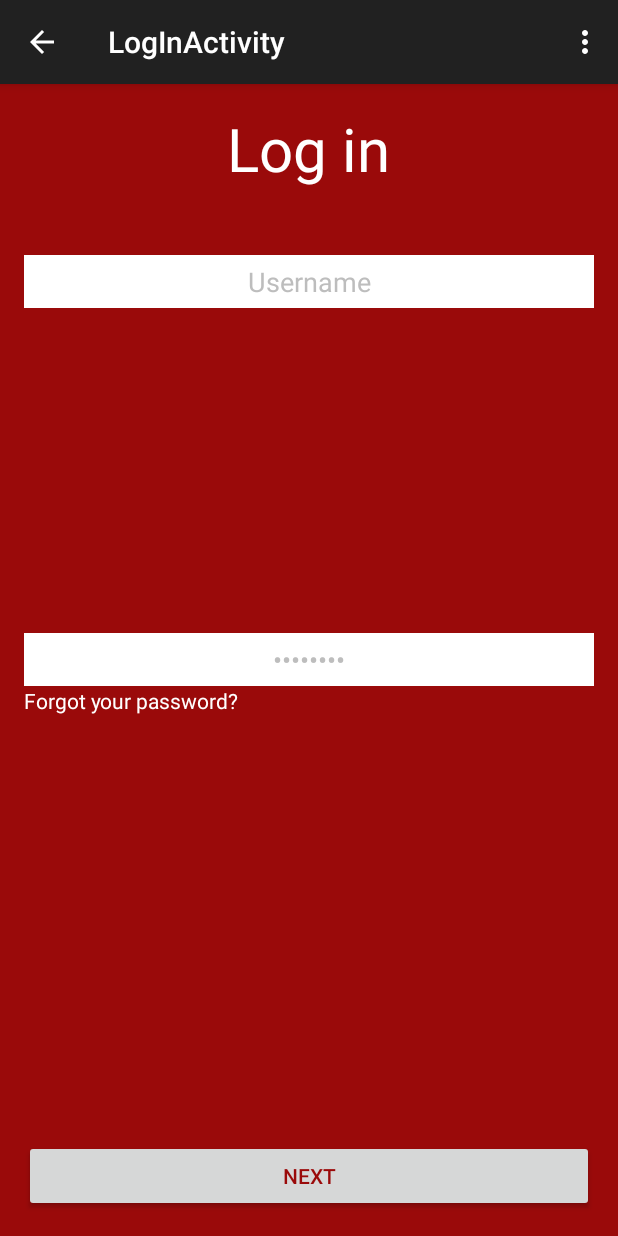
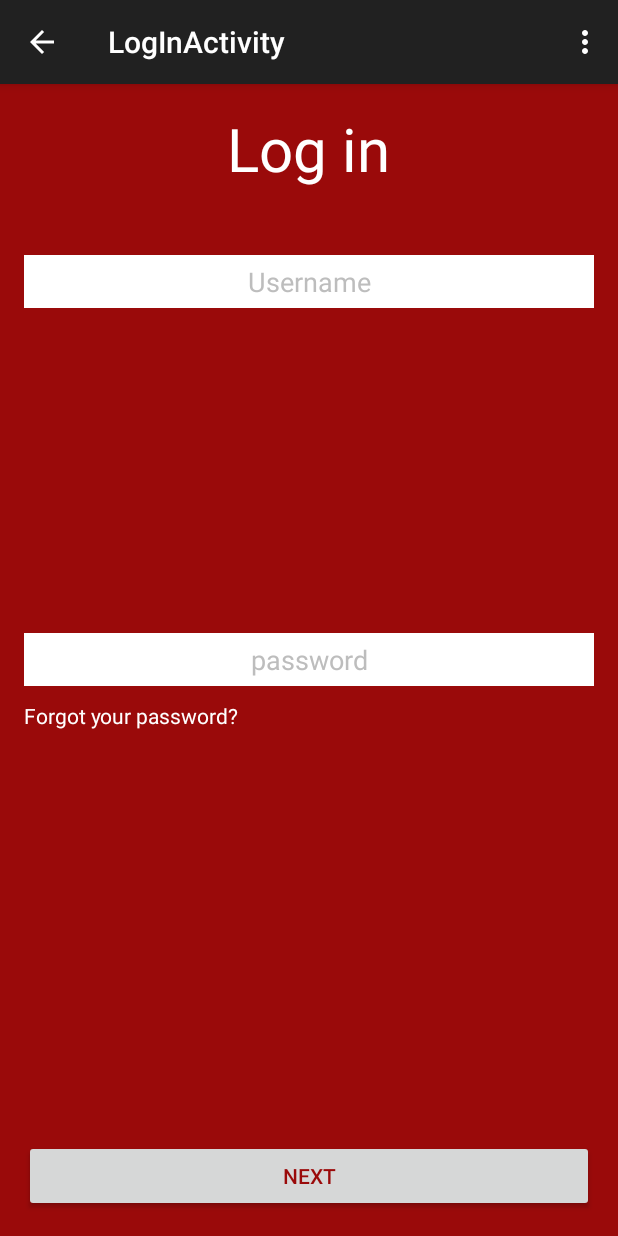
Before and after one commit to g3aristi/Tripool, an Android app: the LogInActivity screen opened directly, with no data from a screen before it, on a phone screen of 412 x 824 dp. Run offline under Robolectric (Android 15) with nearby library versions, the phone set to English and light mode, and no system bars.

Commit message:
introduced hints

```diff
--- a/TestApp/app/src/main/java/com/example/testapp/ActivitySignUp.java
+++ b/TestApp/app/src/main/java/com/example/testapp/ActivitySignUp.java
@@ -23,7 +23,7 @@ public class ActivitySignUp extends ActionBarActivity {
         btnNext.setOnClickListener(new View.OnClickListener() {
             @Override
             public void onClick(View view) {
-                Intent intent = new Intent(view.getContext(), CreateProfileActivity.class);
+                Intent intent = new Intent(view.getContext(), LogInActivity.class);
                 startActivityForResult(intent, 0);
             }
         });
--- a/TestApp/app/src/main/res/layout/activity_log_in.xml
+++ b/TestApp/app/src/main/res/layout/activity_log_in.xml
@@ -26,8 +26,8 @@
         android:gravity="center"
         android:background="#FFFFFF"
         android:contentDescription="Username"
-        android:text="Username"
-        android:textColor="#BDBDBD"
+        android:hint="Username"
+        android:textColorHint="#BDBDBD"
         android:textAlignment="center"
         android:id="@+id/editText"
         android:layout_gravity="center_horizontal"
@@ -42,10 +42,11 @@
         android:inputType="textPassword"
         android:ems="10"
         android:background="#FFFFFF"
-        android:text="password"
-        android:textColor="#BDBDBD"
+        android:hint="password"
+        android:textColorHint="#BDBDBD"
         android:id="@+id/editText2"
         android:layout_gravity="center_horizontal"
+        android:layout_marginBottom="10dp"
         android:layout_centerVertical="true"
         android:layout_alignParentLeft="true"
         android:layout_alignParentStart="true" />
```
Also changed, not shown: TestApp/app/src/main/res/layout/activity_activity_sign_up.xml (+6 -6 lines).
